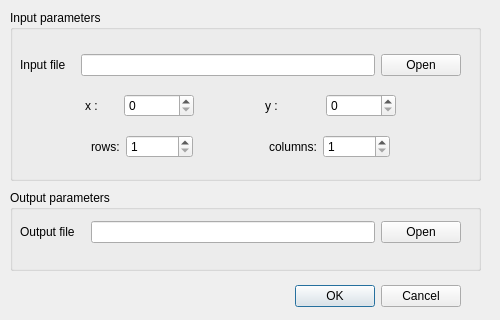
Qt form ui/preProcess/ImageClip.ui (scrssys/semantic_segment_RSImage) before a commit.
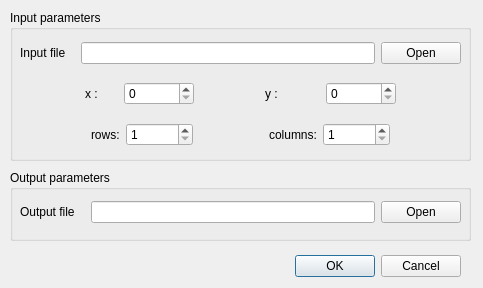
The same form after that commit.

```diff
--- a/ui/preProcess/ImageClip.ui
+++ b/ui/preProcess/ImageClip.ui
@@ -6,8 +6,8 @@
    <rect>
     <x>0</x>
     <y>0</y>
-    <width>500</width>
-    <height>320</height>
+    <width>483</width>
+    <height>288</height>
    </rect>
   </property>
   <property name="windowTitle">
@@ -16,9 +16,9 @@
   <widget class="QDialogButtonBox" name="buttonBox">
    <property name="geometry">
     <rect>
-     <x>120</x>
-     <y>280</y>
-     <width>341</width>
+     <x>180</x>
+     <y>250</y>
+     <width>281</width>
      <height>32</height>
     </rect>
    </property>
@@ -33,9 +33,9 @@
    <property name="geometry">
     <rect>
      <x>10</x>
-     <y>190</y>
-     <width>471</width>
-     <height>81</height>
+     <y>170</y>
+     <width>461</width>
+     <height>71</height>
     </rect>
    </property>
    <property name="title">
@@ -95,18 +95,18 @@
     <rect>
      <x>10</x>
      <y>10</y>
-     <width>471</width>
-     <height>171</height>
+     <width>461</width>
+     <height>151</height>
     </rect>
    </property>
    <property name="title">
     <string>Input parameters</string>
    </property>
-   <widget class="QWidget" name="">
+   <widget class="QWidget" name="layoutWidget">
     <property name="geometry">
      <rect>
       <x>10</x>
-      <y>32</y>
+      <y>20</y>
       <width>441</width>
       <height>131</height>
      </rect>
@@ -188,6 +188,9 @@
            <height>16777215</height>
           </size>
          </property>
+         <property name="maximum">
+          <number>100000</number>
+         </property>
         </widget>
        </item>
        <item>
@@ -224,6 +227,9 @@
            <height>0</height>
           </size>
          </property>
+         <property name="maximum">
+          <number>100000</number>
+         </property>
         </widget>
        </item>
        <item>
```
Left out of the diff: 2 changed lines with no effect on the pictures.
